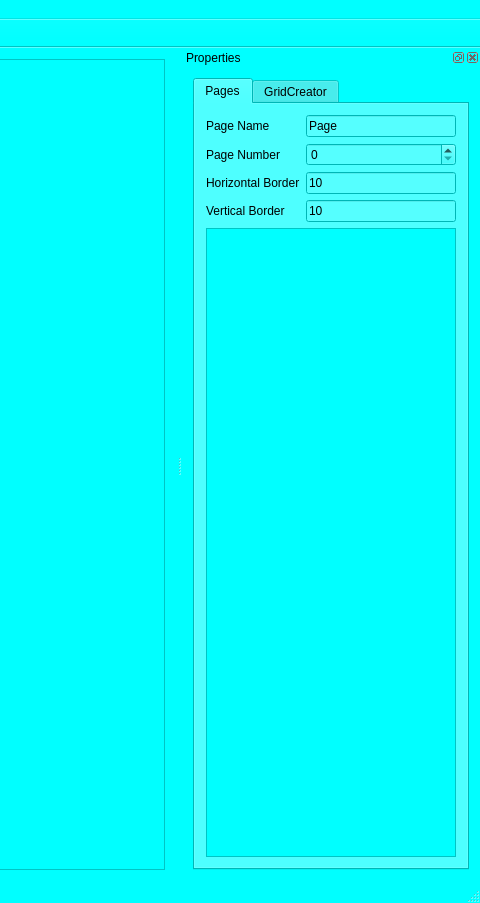
Before: the Qt Designer form DCR/DCR/DigitalComicReader.ui in dallas1287/ECR, drawn with Qt 5; both pictures show x 678 to 1158 and y 0 to 903 of the 1158 by 903 pixel window.
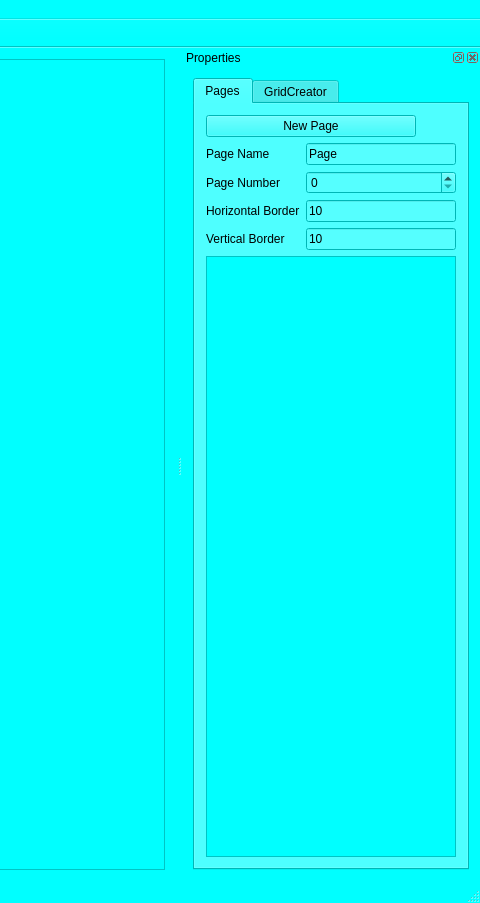
After: the same form once the commit is applied. Icons and pictures are not drawn.

Commit message: small edits to pages tab

Diff of the .ui file:
```diff
--- a/DCR/DCR/DigitalComicReader.ui
+++ b/DCR/DCR/DigitalComicReader.ui
@@ -588,6 +588,39 @@
          <string>Pages</string>
         </attribute>
         <layout class="QVBoxLayout" name="verticalLayout">
+         <item>
+          <layout class="QHBoxLayout" name="horizontalLayout_3">
+           <item>
+            <widget class="QPushButton" name="newPageBtn">
+             <property name="sizePolicy">
+              <sizepolicy hsizetype="Preferred" vsizetype="Fixed">
+               <horstretch>0</horstretch>
+               <verstretch>0</verstretch>
+              </sizepolicy>
+             </property>
+             <property name="text">
+              <string>New Page</string>
+             </property>
+            </widget>
+           </item>
+           <item>
+            <spacer name="horizontalSpacer">
+             <property name="orientation">
+              <enum>Qt::Horizontal</enum>
+             </property>
+             <property name="sizeType">
+              <enum>QSizePolicy::Preferred</enum>
+             </property>
+             <property name="sizeHint" stdset="0">
+              <size>
+               <width>40</width>
+               <height>20</height>
+              </size>
+             </property>
+            </spacer>
+           </item>
+          </layout>
+         </item>
          <item>
           <layout class="QFormLayout" name="formLayoutBorders">
            <item row="0" column="0">
@@ -691,7 +724,7 @@
               <x>0</x>
               <y>0</y>
               <width>239</width>
-              <height>638</height>
+              <height>607</height>
              </rect>
             </property>
            </widget>
```
The commit also changes 3 other files.
